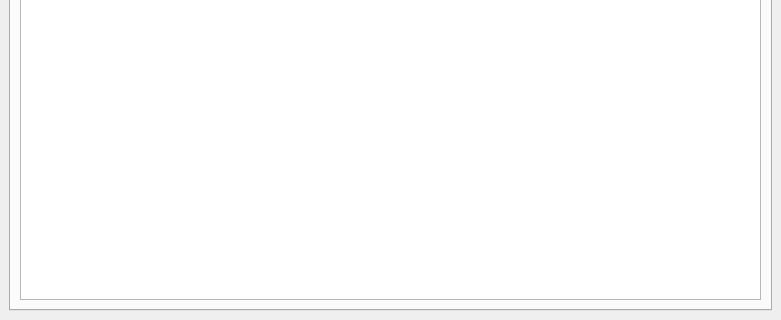
Above: view/main_ui.ui from natalia-hnzn/emprestimos before the change; both pictures show x 0 to 781 and y 334 to 654 of the 781 by 654 pixel window. Below: the same form after it.
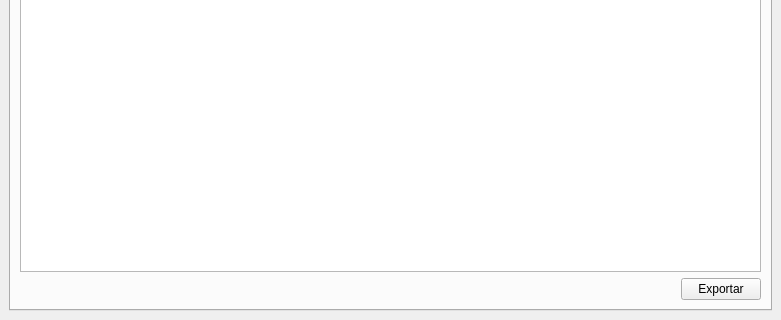
That is the form after the change. The open tabs and pages were chosen to show the change. Icons and pictures are not drawn.

Commit message: add main window services, fix table size

Patch:
```diff
--- a/view/main_ui.ui
+++ b/view/main_ui.ui
@@ -171,6 +171,30 @@
           </column>
          </widget>
         </item>
+        <item>
+         <layout class="QHBoxLayout" name="horizontalLayout_5">
+          <item>
+           <spacer name="horizontalSpacer">
+            <property name="orientation">
+             <enum>Qt::Horizontal</enum>
+            </property>
+            <property name="sizeHint" stdset="0">
+             <size>
+              <width>40</width>
+              <height>20</height>
+             </size>
+            </property>
+           </spacer>
+          </item>
+          <item>
+           <widget class="QPushButton" name="btn_exportar">
+            <property name="text">
+             <string>Exportar</string>
+            </property>
+           </widget>
+          </item>
+         </layout>
+        </item>
        </layout>
       </widget>
       <widget class="QWidget" name="tab_gestao">
```
Left out of the diff: 11 changed lines with no effect on the pictures. The commit also changes 7 other files.
